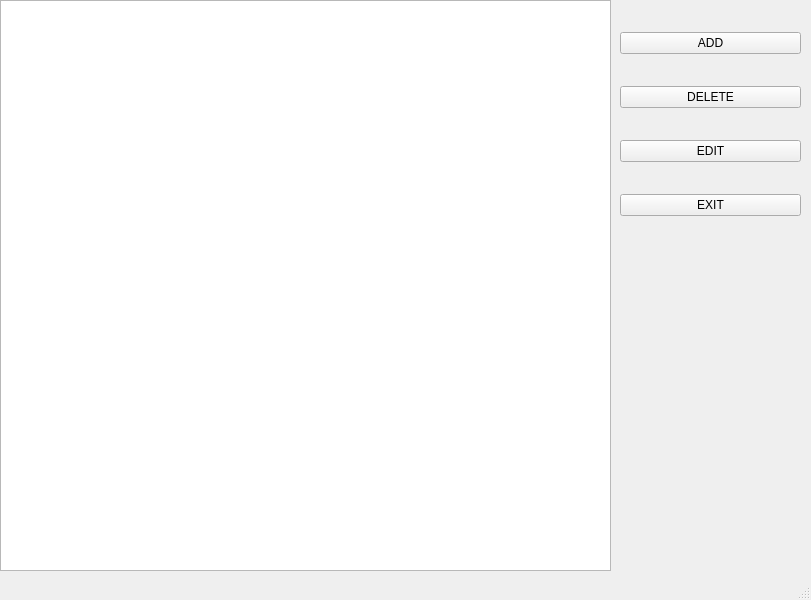
Qt form holidays_list.ui (bartzlot/optimal_calendar) before a commit.
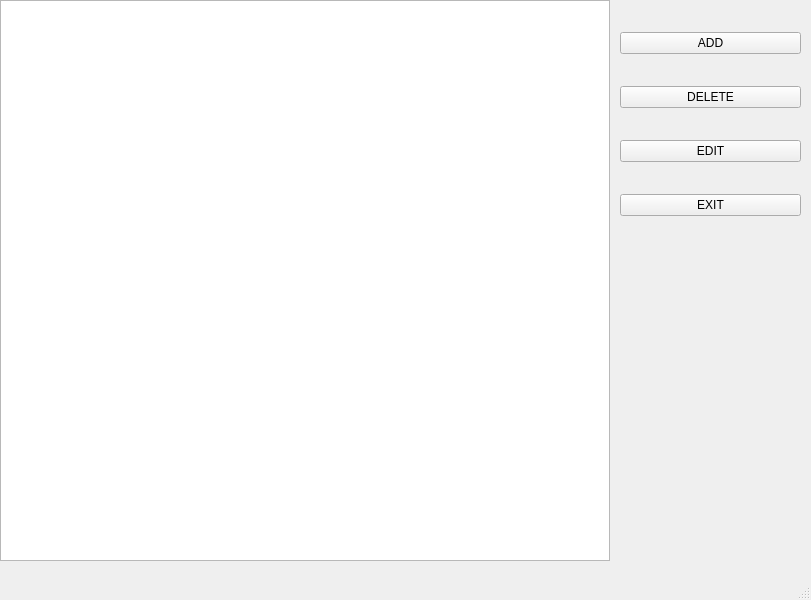
The same form after that commit.

Commit message: Added list window and some other functions

```diff
--- a/holidays_list.ui
+++ b/holidays_list.ui
@@ -14,16 +14,6 @@
    <string>MainWindow</string>
   </property>
   <widget class="QWidget" name="centralwidget">
-   <widget class="QListWidget" name="holidays_list">
-    <property name="geometry">
-     <rect>
-      <x>0</x>
-      <y>0</y>
-      <width>611</width>
-      <height>571</height>
-     </rect>
-    </property>
-   </widget>
    <widget class="QWidget" name="verticalLayoutWidget">
     <property name="geometry">
      <rect>
@@ -82,6 +72,31 @@
      </item>
     </layout>
    </widget>
+   <widget class="QTableWidget" name="holidays_list">
+    <property name="geometry">
+     <rect>
+      <x>0</x>
+      <y>0</y>
+      <width>610</width>
+      <height>561</height>
+     </rect>
+    </property>
+    <property name="editTriggers">
+     <set>QAbstractItemView::NoEditTriggers</set>
+    </property>
+    <property name="showGrid">
+     <bool>true</bool>
+    </property>
+    <property name="rowCount">
+     <number>0</number>
+    </property>
+    <property name="columnCount">
+     <number>0</number>
+    </property>
+    <attribute name="horizontalHeaderCascadingSectionResizes">
+     <bool>true</bool>
+    </attribute>
+   </widget>
   </widget>
   <widget class="QMenuBar" name="menubar">
    <property name="geometry">
```
The commit also changes 4 other files.
